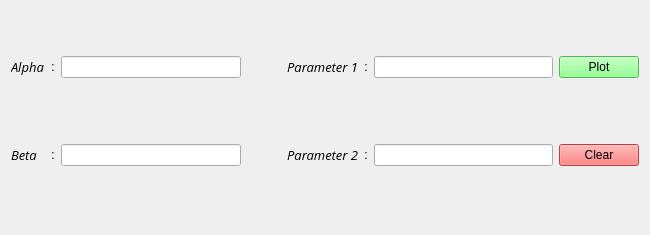
Qt form ui/xml/options/second.ui (janoschortmann/abstract-screening) before a commit.
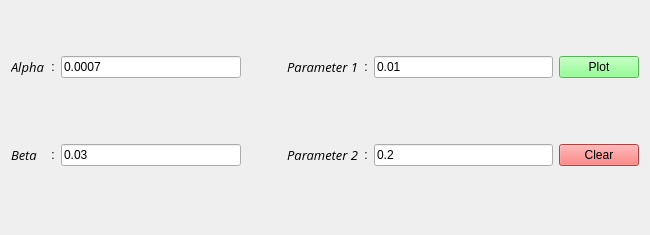
The same form after that commit.

The edit to the form file:
```diff
--- a/ui/xml/options/second.ui
+++ b/ui/xml/options/second.ui
@@ -109,6 +109,9 @@
          <height>0</height>
         </size>
        </property>
+       <property name="text">
+        <string>0.01</string>
+       </property>
       </widget>
      </item>
      <item row="0" column="4">
@@ -152,6 +155,9 @@
          <height>0</height>
         </size>
        </property>
+       <property name="text">
+        <string>0.03</string>
+       </property>
       </widget>
      </item>
      <item row="0" column="2">
@@ -162,6 +168,9 @@
          <height>0</height>
         </size>
        </property>
+       <property name="text">
+        <string>0.0007</string>
+       </property>
       </widget>
      </item>
      <item row="1" column="0">
@@ -218,6 +227,9 @@
          <height>0</height>
         </size>
        </property>
+       <property name="text">
+        <string>0.2</string>
+       </property>
       </widget>
      </item>
      <item row="0" column="3">
```
Left out of the diff: 8 changed lines with no effect on the pictures.
